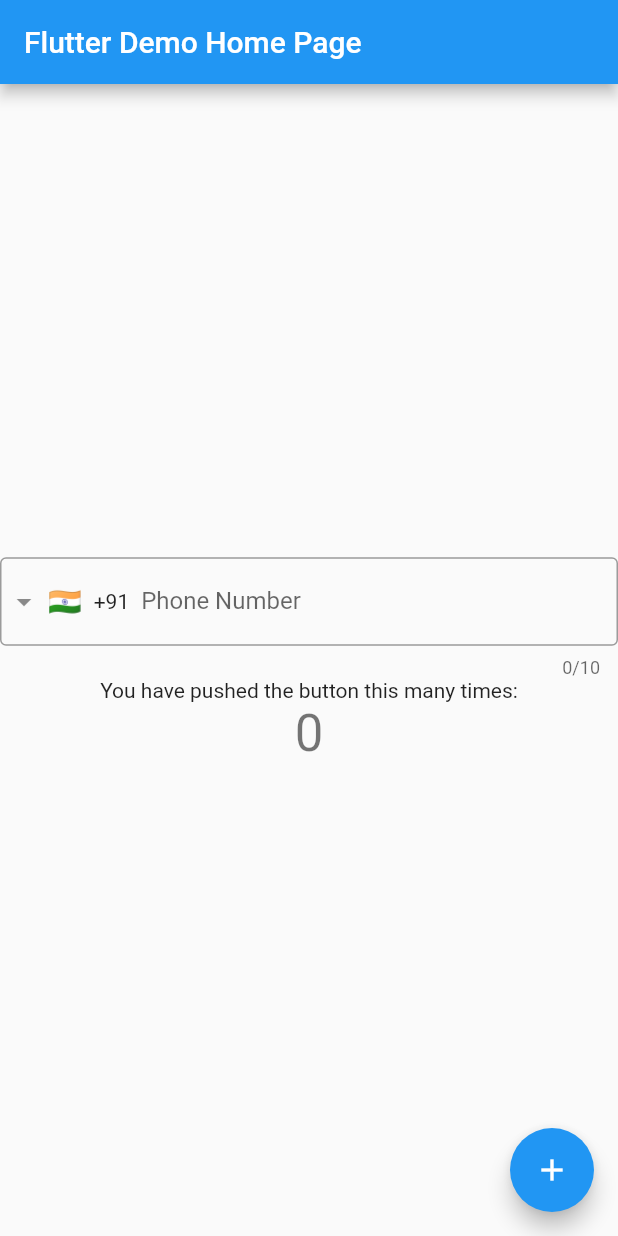
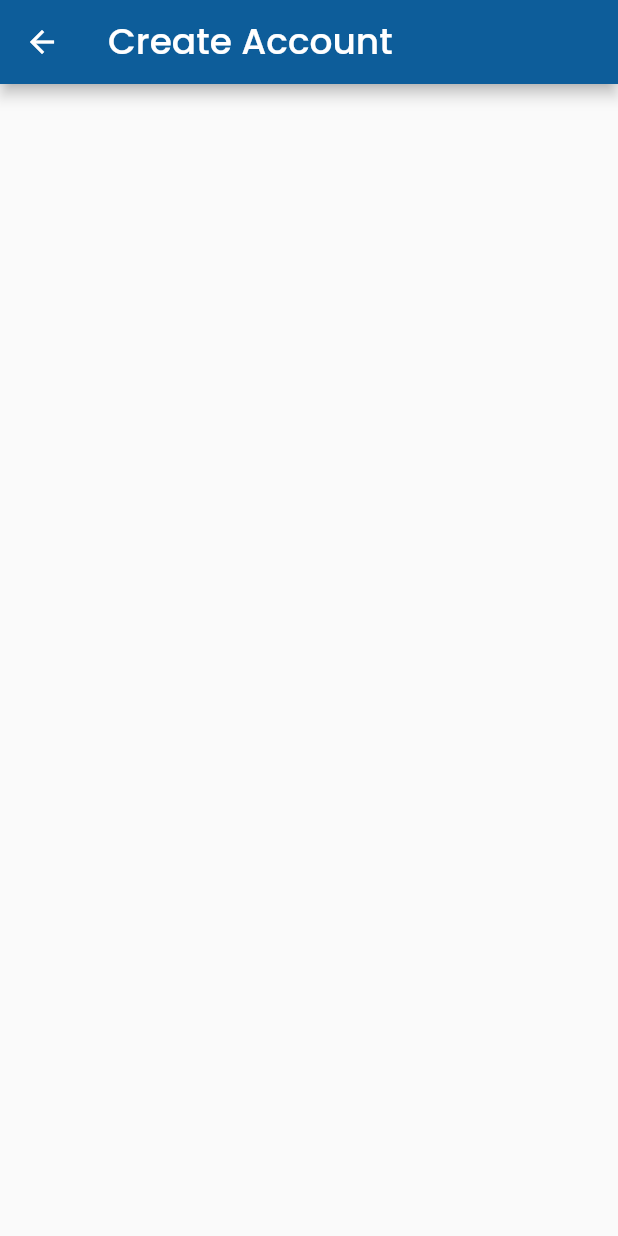
Before and after one commit to Niagara2024/ORO2024, a Flutter app: the screen it shows after launch, on a phone screen of 412 x 824 dp. Run offline on Flutter 3.47's test engine with Material 2 defaults, Android fonts, the phone set to English and light mode, and no system bars; drawn by our look-alikes of intl_phone_field; our stand-ins replace google_fonts.

Commit message:
create account screen started

```diff
--- /dev/null
+++ b/lib/custom_widgets/AppBarNeeds.dart
@@ -0,0 +1,35 @@
+import 'package:flutter/material.dart';
+
+import '../theme/Theme.dart';
+
+class AppBarText extends StatefulWidget {
+  final String title;
+  const AppBarText({super.key,
+    required this.title});
+
+  @override
+  State<AppBarText> createState() => _AppBarTextState();
+}
+
+class _AppBarTextState extends State<AppBarText> {
+  @override
+  Widget build(BuildContext context) {
+    return Text(
+      '${widget.title}', style: appBarText,
+    );
+  }
+}
+
+class AppBarArrow extends StatefulWidget {
+  const AppBarArrow({super.key});
+
+  @override
+  State<AppBarArrow> createState() => _AppBarArrowState();
+}
+
+class _AppBarArrowState extends State<AppBarArrow> {
+  @override
+  Widget build(BuildContext context) {
+    return Icon(Icons.arrow_back, size: 24, color: Colors.white,);
+  }
+}
--- a/lib/main.dart
+++ b/lib/main.dart
@@ -1,5 +1,7 @@
 import 'package:flutter/material.dart';
 import 'package:intl_phone_field/intl_phone_field.dart';
+import 'package:siva_oro_2024/screens/create_account.dart';
+import 'package:siva_oro_2024/screens/splash_screen.dart';
 
 void main() {
   runApp(const MyApp());
@@ -18,6 +20,7 @@ class MyApp extends StatelessWidget {
   @override
   Widget build(BuildContext context) {
     return MaterialApp(
+      debugShowCheckedModeBanner: false,
       title: 'Flutter Demo',
       theme: ThemeData(
         // This is the theme of your application.
@@ -31,7 +34,7 @@ class MyApp extends StatelessWidget {
         // is not restarted.
         primarySwatch: Colors.blue,
       ),
-      home: const MyHomePage(title: 'Flutter Demo Home Page'),
+      home: CreateAccountScreen(),
     );
   }
 }
--- /dev/null
+++ b/lib/screens/create_account.dart
@@ -0,0 +1,23 @@
+import 'package:flutter/material.dart';
+import 'package:siva_oro_2024/custom_widgets/AppBarNeeds.dart';
+import 'package:siva_oro_2024/theme/Theme.dart';
+
+class CreateAccountScreen extends StatefulWidget {
+  const CreateAccountScreen({super.key});
+
+  @override
+  State<CreateAccountScreen> createState() => _CreateAccountScreenState();
+}
+
+class _CreateAccountScreenState extends State<CreateAccountScreen> {
+  @override
+  Widget build(BuildContext context) {
+    return Scaffold(
+      appBar: AppBar(
+        backgroundColor: PrimaryColor,
+        leading: AppBarArrow(),
+        title: AppBarText(title: 'Create Account',),
+      ),
+    );
+  }
+}
--- a/lib/screens/splash_screen.dart
+++ b/lib/screens/splash_screen.dart
@@ -1,5 +1,6 @@
 import 'package:flutter/material.dart';
-import 'package:untitled/Screens/home_screen.dart';
+
+import 'home_screen.dart';
 
 class SplashScreen extends StatefulWidget {
   const SplashScreen({super.key});
--- /dev/null
+++ b/lib/theme/Theme.dart
@@ -0,0 +1,21 @@
+import 'dart:ui';
+import 'package:flutter/material.dart';
+import 'package:google_fonts/google_fonts.dart';
+
+final PrimaryColor = const Color(0xFF0D5D9A);
+final liteBlue = const Color(0xFFEEF3F7);
+final grey = const Color(0xFF9EBED7);
+final liteYellow = const Color(0xFFFFD44C);
+final thickYellow = const Color(0xFFFFB402);
+
+
+final appBarText = GoogleFonts.poppins(
+  fontSize: 24,
+  color: Colors.white,
+);
+
+final inputsHeading = GoogleFonts.poppins(
+  fontSize: 14,
+  color: PrimaryColor,
+  fontWeight: FontWeight.w600
+);
```
Also changed, not shown: pubspec.yaml (+17 -4 lines), pubspec.lock, 2 other files.
